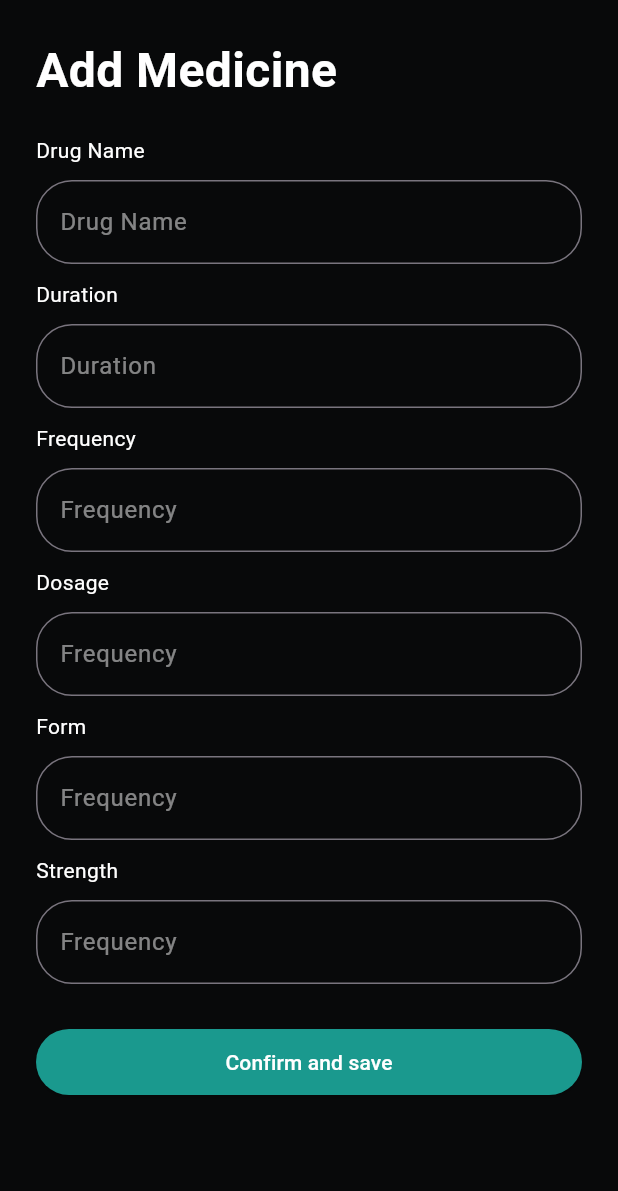
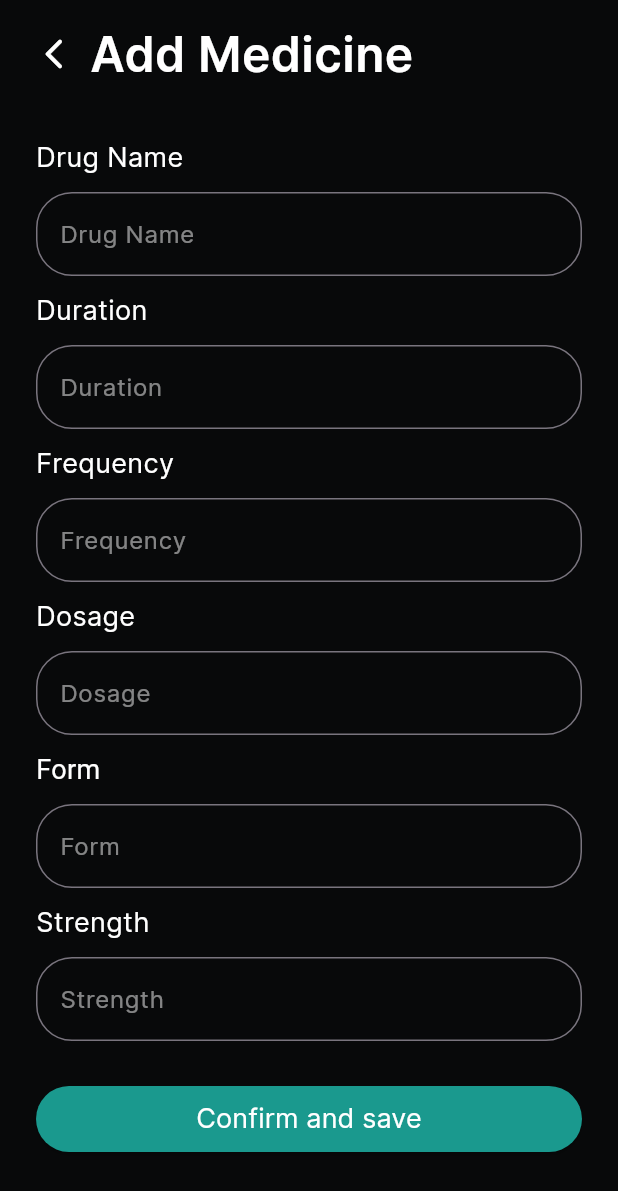
Before and after one commit to saksham-gt/chang-pharma, a Flutter app: the AddedMedsScreen screen opened by its route, after a tap on the "add" icon, on a phone screen of 412 x 824 dp. Shown: the top 1191 px of the screen. Run offline on Flutter 3.47's test engine with Material 3 defaults, Android fonts, the phone set to English and light mode, and no system bars; our stand-ins replace carousel_slider, dio, flutter_otp_text_field, flutter_riverpod, get_it, image_picker and 1 more; missing offline and left inert: animate_gradient; accounts and stored records are empty.

Commit message:
ui for meds form

```diff
--- a/lib/models/medicine.dart
+++ b/lib/models/medicine.dart
@@ -8,6 +8,7 @@ class Medicine {
   final String? dosage;
   final String? frequency;
   final int? duration;
+  final String? durationString;
   final String? strength;
   final DateTime? time;
   final int? totalDats;
@@ -18,6 +19,7 @@ class Medicine {
     this.time,
     this.frequency,
     this.duration,
+    this.durationString,
     this.totalDats,
     this.strength,
     this.form,
@@ -91,6 +93,7 @@ class Medicine {
       frequency: map['frequency'] as String?,
       strength: map['strength'] as String?,
       duration: duration,
+      durationString: map['duration'] as String?,
       time: map['time'] != null
           ? DateTime.fromMillisecondsSinceEpoch(map['time'] as int)
           : null,
--- a/lib/screens/form_for_med.dart
+++ b/lib/screens/form_for_med.dart
@@ -1,4 +1,5 @@
 import 'package:changpharma/models/medicine.dart';
+import 'package:changpharma/utils/theme.dart';
 import 'package:flutter/material.dart';
 
 class FormForMedScreen extends StatefulWidget {
@@ -34,23 +35,45 @@ class _FormForMedScreenState extends State<FormForMedScreen> {
     return Scaffold(
       body: SafeArea(
         child: ListView(
-          padding: const EdgeInsets.all(24),
+          padding: const EdgeInsets.all(12),
           children: [
+            Row(
+              children: [
+                IconButton(
+                    onPressed: () {
+                      Navigator.pop(context);
+                    },
+                    icon: const Icon(
+                      Icons.arrow_back_ios_new_rounded,
+                      color: Colors.white,
+                    )),
                 const Text(
                   'Add Medicine',
                   style: TextStyle(
                     fontSize: 32,
                     fontWeight: FontWeight.w600,
+                    fontFamily: CPFont.fontFamily,
                     color: Colors.white,
                   ),
                 ),
+              ],
+            ),
             const SizedBox(height: 20),
+            Padding(
+              padding: const EdgeInsets.all(12),
+              child: Form(
+                child: Column(
+                  children: [
                     Column(
                       crossAxisAlignment: CrossAxisAlignment.start,
                       children: [
                         const Text(
                           'Drug Name',
-                  style: TextStyle(color: Colors.white),
+                          style: TextStyle(
+                            fontSize: 18,
+                            color: Colors.white,
+                            fontFamily: CPFont.fontFamily,
+                          ),
                         ),
                         const SizedBox(height: 10),
                         TextFormField(
@@ -58,7 +81,11 @@ class _FormForMedScreenState extends State<FormForMedScreen> {
                           style: const TextStyle(color: Colors.white),
                           decoration: InputDecoration(
                             hintText: 'Drug Name',
-                    hintStyle: TextStyle(color: Colors.white.withOpacity(0.5)),
+                            hintStyle: TextStyle(
+                              fontFamily: CPFont.fontFamily,
+                              color: Colors.white.withOpacity(0.5),
+                              fontSize: 16,
+                            ),
                             border: OutlineInputBorder(
                               borderRadius: BorderRadius.circular(24),
                             ),
@@ -72,7 +99,11 @@ class _FormForMedScreenState extends State<FormForMedScreen> {
                       children: [
                         const Text(
                           'Duration',
-                  style: TextStyle(color: Colors.white),
+                          style: TextStyle(
+                            fontSize: 18,
+                            color: Colors.white,
+                            fontFamily: CPFont.fontFamily,
+                          ),
                         ),
                         const SizedBox(height: 10),
                         TextFormField(
@@ -82,6 +113,38 @@ class _FormForMedScreenState extends State<FormForMedScreen> {
                           decoration: InputDecoration(
                             hintText: 'Duration',
                             hintStyle: TextStyle(
+                              color: Colors.white.withOpacity(0.5),
+                              fontFamily: CPFont.fontFamily,
+                              fontSize: 16,
+                            ),
+                            border: OutlineInputBorder(
+                              borderRadius: BorderRadius.circular(24),
+                            ),
+                          ),
+                        ),
+                      ],
+                    ),
+                    const SizedBox(height: 10),
+                    Column(
+                      crossAxisAlignment: CrossAxisAlignment.start,
+                      children: [
+                        const Text(
+                          'Frequency',
+                          style: TextStyle(
+                            fontSize: 18,
+                            color: Colors.white,
+                            fontFamily: CPFont.fontFamily,
+                          ),
+                        ),
+                        const SizedBox(height: 10),
+                        TextFormField(
+                          controller: _frequencyController,
+                          style: const TextStyle(color: Colors.white),
+                          decoration: InputDecoration(
+                            hintText: 'Frequency',
+                            hintStyle: TextStyle(
+                              fontFamily: CPFont.fontFamily,
+                              fontSize: 16,
                               color: Colors.white.withOpacity(0.5),
                             ),
                             border: OutlineInputBorder(
@@ -96,38 +159,24 @@ class _FormForMedScreenState extends State<FormForMedScreen> {
                       crossAxisAlignment: CrossAxisAlignment.start,
                       children: [
                         const Text(
-                  'Frequency',
-                  style: TextStyle(color: Colors.white),
+                          'Dosage',
+                          style: TextStyle(
+                            fontSize: 18,
+                            color: Colors.white,
+                            fontFamily: CPFont.fontFamily,
                           ),
-                const SizedBox(height: 10),
-                TextFormField(
-                  controller: _frequencyController,
-                  style: const TextStyle(color: Colors.white),
-                  decoration: InputDecoration(
-                    hintText: 'Frequency',
-                    hintStyle: TextStyle(color: Colors.white.withOpacity(0.5)),
-                    border: OutlineInputBorder(
-                      borderRadius: BorderRadius.circular(24),
-                    ),
-                  ),
-                ),
-              ],
-            ),
-            const SizedBox(height: 10),
-            Column(
-              crossAxisAlignment: CrossAxisAlignment.start,
-              children: [
-                const Text(
-                  'Dosage',
-                  style: TextStyle(color: Colors.white),
                         ),
                         const SizedBox(height: 10),
                         TextFormField(
                           controller: _dosageController,
                           style: const TextStyle(color: Colors.white),
                           decoration: InputDecoration(
-                    hintText: 'Frequency',
-                    hintStyle: TextStyle(color: Colors.white.withOpacity(0.5)),
+                            hintText: 'Dosage',
+                            hintStyle: TextStyle(
+                              fontSize: 16,
+                              color: Colors.white.withOpacity(0.5),
+                              fontFamily: CPFont.fontFamily,
+                            ),
                             border: OutlineInputBorder(
                               borderRadius: BorderRadius.circular(24),
                             ),
@@ -141,15 +190,22 @@ class _FormForMedScreenState extends State<FormForMedScreen> {
                       children: [
                         const Text(
                           'Form',
-                  style: TextStyle(color: Colors.white),
+                          style: TextStyle(
+                            color: Colors.white,
+                            fontSize: 18,
+                          ),
                         ),
                         const SizedBox(height: 10),
                         TextFormField(
                           controller: _formController,
                           style: const TextStyle(color: Colors.white),
                           decoration: InputDecoration(
-                    hintText: 'Frequency',
-                    hintStyle: TextStyle(color: Colors.white.withOpacity(0.5)),
+                            hintText: 'Form',
+                            hintStyle: TextStyle(
+                              fontSize: 16,
+                              color: Colors.white.withOpacity(0.5),
+                              fontFamily: CPFont.fontFamily,
+                            ),
                             border: OutlineInputBorder(
                               borderRadius: BorderRadius.circular(24),
                             ),
@@ -163,15 +219,23 @@ class _FormForMedScreenState extends State<FormForMedScreen> {
                       children: [
                         const Text(
                           'Strength',
-                  style: TextStyle(color: Colors.white),
+                          style: TextStyle(
+                            fontSize: 18,
+                            color: Colors.white,
+                            fontFamily: CPFont.fontFamily,
+                          ),
                         ),
                         const SizedBox(height: 10),
                         TextFormField(
                           controller: _strengthController,
                           style: const TextStyle(color: Colors.white),
                           decoration: InputDecoration(
-                    hintText: 'Frequency',
-                    hintStyle: TextStyle(color: Colors.white.withOpacity(0.5)),
+                            hintText: 'Strength',
+                            hintStyle: TextStyle(
+                              fontSize: 16,
+                              color: Colors.white.withOpacity(0.5),
+                              fontFamily: CPFont.fontFamily,
+                            ),
                             border: OutlineInputBorder(
                               borderRadius: BorderRadius.circular(24),
                             ),
@@ -182,6 +246,7 @@ class _FormForMedScreenState extends State<FormForMedScreen> {
                     const SizedBox(height: 30),
                     SizedBox(
                       height: 44,
+                      width: MediaQuery.of(context).size.width,
                       child: ElevatedButton(
                         onPressed: () {
                           final saveMedicine = medicine.copyWith(
@@ -197,7 +262,15 @@ class _FormForMedScreenState extends State<FormForMedScreen> {
                         },
                         child: const Text(
                           'Confirm and save',
-                  style: TextStyle(color: Colors.white),
+                          style: TextStyle(
+                            fontSize: 18,
+                            color: Colors.white,
+                            fontFamily: CPFont.fontFamily,
+                          ),
+                        ),
+                      ),
+                    ),
+                  ],
                 ),
               ),
             )
--- a/lib/screens/home_screen.dart
+++ b/lib/screens/home_screen.dart
@@ -16,12 +16,10 @@ class HomeScreen extends StatefulWidget {
 }
 
 class _HomeScreenState extends State<HomeScreen> {
-
-
-
- @override
+  @override
   void didChangeDependencies() async {
-    final String mobile = (ModalRoute.of(context)!.settings.arguments as Map<String, String>)['phone'] as String ;
+    final String mobile = (ModalRoute.of(context)!.settings.arguments
+        as Map<String, String>)['phone'] as String;
     // sharedPrefs.setString("phone", mobile);
     // await apiClient.getUserByNumber(mobile);
     super.didChangeDependencies();
@@ -29,7 +27,6 @@ class _HomeScreenState extends State<HomeScreen> {
 
   @override
   Widget build(BuildContext context) {
-
     return Scaffold(
       body: SafeArea(
         child: Padding(
@@ -120,7 +117,7 @@ class _HomeScreenState extends State<HomeScreen> {
                           onPressed: () async {
                             final capturedImage = await ImagePicker().pickImage(
                               source: ImageSource.camera,
-                              imageQuality: 3,
+                              imageQuality: 5,
                             );
                             if (capturedImage == null) return;
                             // ignore: use_build_context_synchronously
@@ -271,7 +268,7 @@ class _HomeScreenState extends State<HomeScreen> {
                                   final capturedImage =
                                       await ImagePicker().pickImage(
                                     source: ImageSource.camera,
-                                    imageQuality: 3,
+                                    imageQuality: 5,
                                   );
                                   if (capturedImage == null) return;
                                   // ignore: use_build_context_synchronously
--- a/lib/screens/phone_number_screen.dart
+++ b/lib/screens/phone_number_screen.dart
@@ -28,7 +28,7 @@ class PhoneNumberLoginScreen extends ConsumerWidget {
       appBar: AppBar(
         backgroundColor: Colors.black,
         leading: IconButton(
-          onPressed: () {},
+          onPressed: () => Navigator.pop(context),
           icon: const Icon(
             Icons.arrow_back,
             color: Colors.white,
--- a/lib/screens/scanned_meds.dart
+++ b/lib/screens/scanned_meds.dart
@@ -106,12 +106,14 @@ class _ScannedMedsScreenState extends State<ScannedMedsScreen> {
                         Row(
                           mainAxisAlignment: MainAxisAlignment.spaceBetween,
                           children: [
-                            Text(
-                              scannedMedicine.drug ?? '',
-                              style: const TextStyle(
-                                fontSize: 24,
-                                fontFamily: CPFont.fontFamily,
-                                fontWeight: FontWeight.w600,
+                            Expanded(
+                              child: Text(
+                                scannedMedicine.drug ?? '',
+                                style: const TextStyle(
+                                  fontSize: 24,
+                                  fontFamily: CPFont.fontFamily,
+                                  fontWeight: FontWeight.w600,
+                                ),
                               ),
                             ),
                             Row(
@@ -213,7 +215,7 @@ class _ScannedMedsScreenState extends State<ScannedMedsScreen> {
                                       ),
                                     ),
                                     Text(
-                                      ('${scannedMedicine.duration ?? '-'} days'),
+                                      (scannedMedicine.durationString ?? '-'),
                                       style: const TextStyle(
                                         fontFamily: CPFont.fontFamily,
                                       ),
```
Lines whose indentation alone changed are shown as unchanged.
